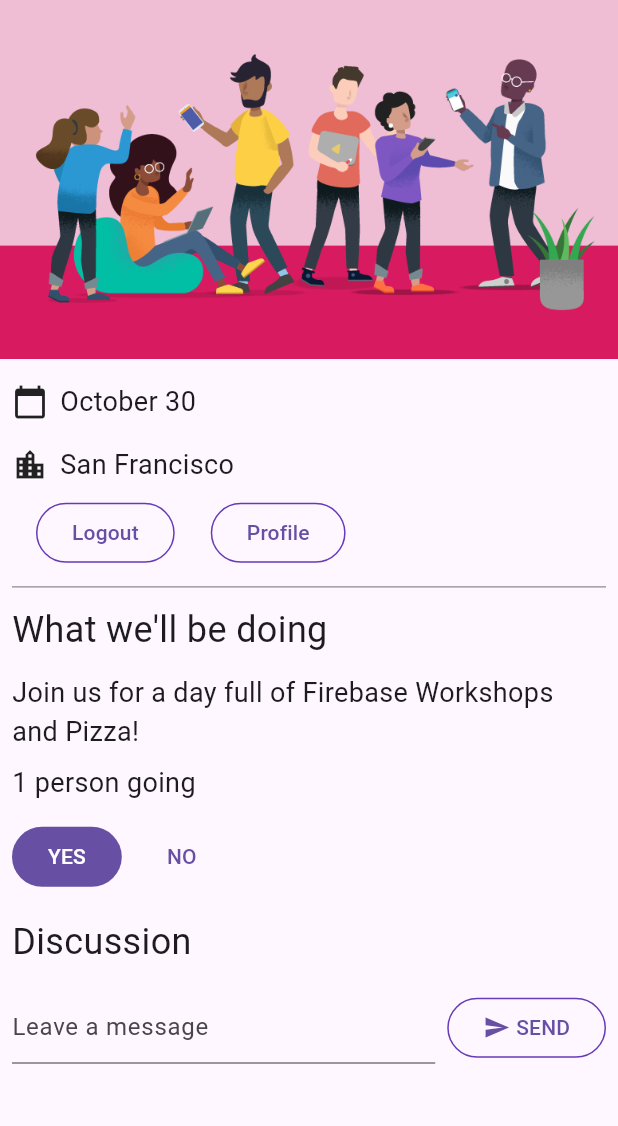
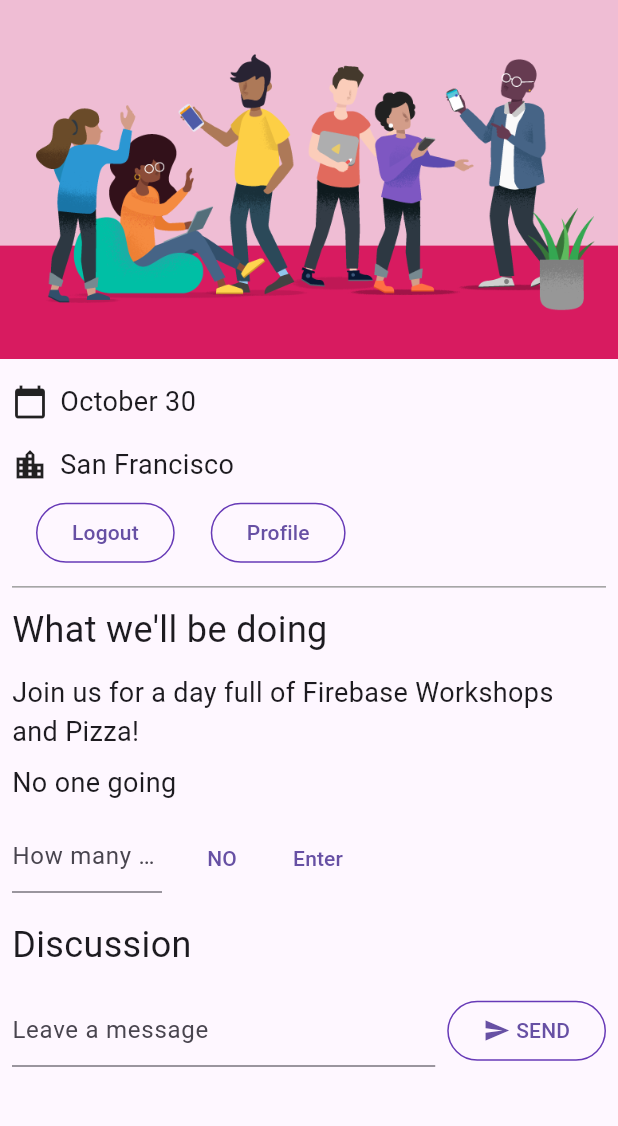
Before and after one commit to SamCT6/firebase_demo, a Flutter app: the screen it shows once a user with an empty profile is signed in, after a tap on "YES", on a phone screen of 412 x 824 dp, the part 84-1210 px from its top. Run offline on Flutter 3.47's test engine with Material 3 defaults, Android fonts, the phone set to English and light mode, and no system bars; our stand-ins replace cloud_firestore, firebase_auth, firebase_core, go_router, google_fonts; missing offline and left inert: firebase_ui_auth; accounts and stored records are empty.

Commit message:
Enter number of guests attending

```diff
--- a/lib/app_state.dart
+++ b/lib/app_state.dart
@@ -6,6 +6,7 @@ import 'package:firebase_core/firebase_core.dart';
 import 'package:firebase_ui_auth/firebase_ui_auth.dart';
 import 'package:flutter/material.dart';
 import 'package:cloud_firestore/cloud_firestore.dart';
+import 'package:gtk_flutter/yes_no_selection.dart';
 
 import 'firebase_options.dart';
 import 'guest_book_message.dart';
@@ -28,9 +29,9 @@ class ApplicationState extends ChangeNotifier {
         .collection('attendees')
         .doc(FirebaseAuth.instance.currentUser!.uid);
     if (attending == Attending.yes) {
-      userDoc.set(<String, dynamic>{'attending': true});
+      userDoc.set(<String, dynamic>{'attending': true, "guest" : 0});
     } else {
-      userDoc.set(<String, dynamic>{'attending': false});
+      userDoc.set(<String, dynamic>{'attending': false, "guest":0});
     }
   }
 
@@ -49,12 +50,16 @@ class ApplicationState extends ChangeNotifier {
       EmailAuthProvider(),
     ]);
 
+
+
+
+
     FirebaseFirestore.instance
         .collection('attendees')
         .where('attending', isEqualTo: true)
         .snapshots()
         .listen((snapshot) {
-      _attendees = snapshot.docs.length;
+      _attendees = snapshot.docs.first.data()["guests"];
       notifyListeners();
     });
 
--- a/lib/yes_no_selection.dart
+++ b/lib/yes_no_selection.dart
@@ -1,13 +1,39 @@
 import 'package:flutter/material.dart';
+
+import 'package:firebase_auth/firebase_auth.dart'
+    hide EmailAuthProvider, PhoneAuthProvider;
+import 'package:firebase_core/firebase_core.dart';
+import 'package:firebase_ui_auth/firebase_ui_auth.dart';
+import 'package:flutter/material.dart';
+import 'package:cloud_firestore/cloud_firestore.dart';
 
 import 'app_state.dart';
 import 'src/widgets.dart';
 
+int guests = 0;
+
+
 class YesNoSelection extends StatelessWidget {
+
   const YesNoSelection(
       {super.key, required this.state, required this.onSelection});
   final Attending state;
   final void Function(Attending selection) onSelection;
+
+
+  void addGuest (){
+    FirebaseFirestore.instance.collection("attendees").doc(FirebaseAuth.instance.currentUser!.uid).set({
+      'attending': true,
+      "guests": guests
+  });
+  }
+  void noGuest (){
+    FirebaseFirestore.instance.collection("attendees").doc(FirebaseAuth.instance.currentUser!.uid).set({
+      'attending': false,
+      "guests": 0
+  });
+  }
+
 
   @override
   Widget build(BuildContext context) {
@@ -17,15 +43,22 @@ class YesNoSelection extends StatelessWidget {
           padding: const EdgeInsets.all(8.0),
           child: Row(
             children: [
-              FilledButton(
-                onPressed: () => onSelection(Attending.yes),
-                child: const Text('YES'),
+              SizedBox(
+                height: 50,
+                width: 100,
+                child: TextField(
+                decoration: InputDecoration(hintText: "How many guest?"),
+                onChanged: (value) {
+                  guests = int.parse(value);
+                } ,
+              ),
               ),
               const SizedBox(width: 8),
               TextButton(
-                onPressed: () => onSelection(Attending.no),
+                onPressed: (noGuest),
                 child: const Text('NO'),
               ),
+              TextButton(onPressed: addGuest, child: Text("Enter"))
             ],
           ),
         );
@@ -43,6 +76,7 @@ class YesNoSelection extends StatelessWidget {
                 onPressed: () => onSelection(Attending.no),
                 child: const Text('NO'),
               ),
+
             ],
           ),
         );
@@ -60,6 +94,7 @@ class YesNoSelection extends StatelessWidget {
                 onPressed: () => onSelection(Attending.no),
                 child: const Text('NO'),
               ),
+
             ],
           ),
         );
```
